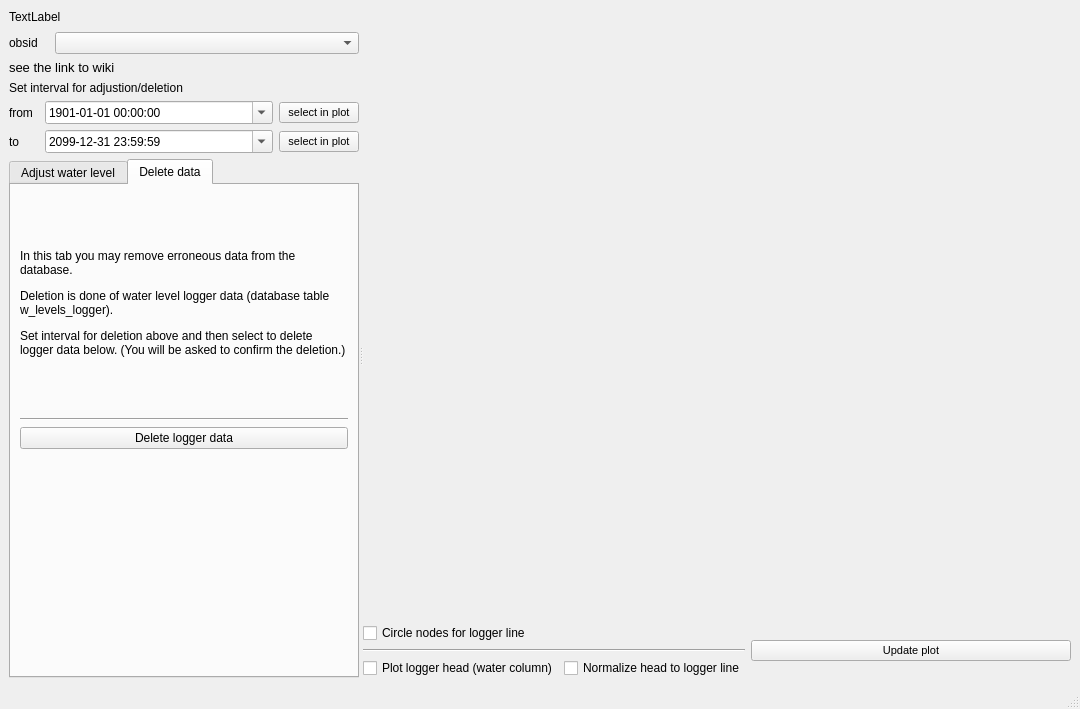
First picture: the form in ui/calibr_logger_dialog_integrated.ui, repository jkall/qgis-midvatten-plugin, before the edit.
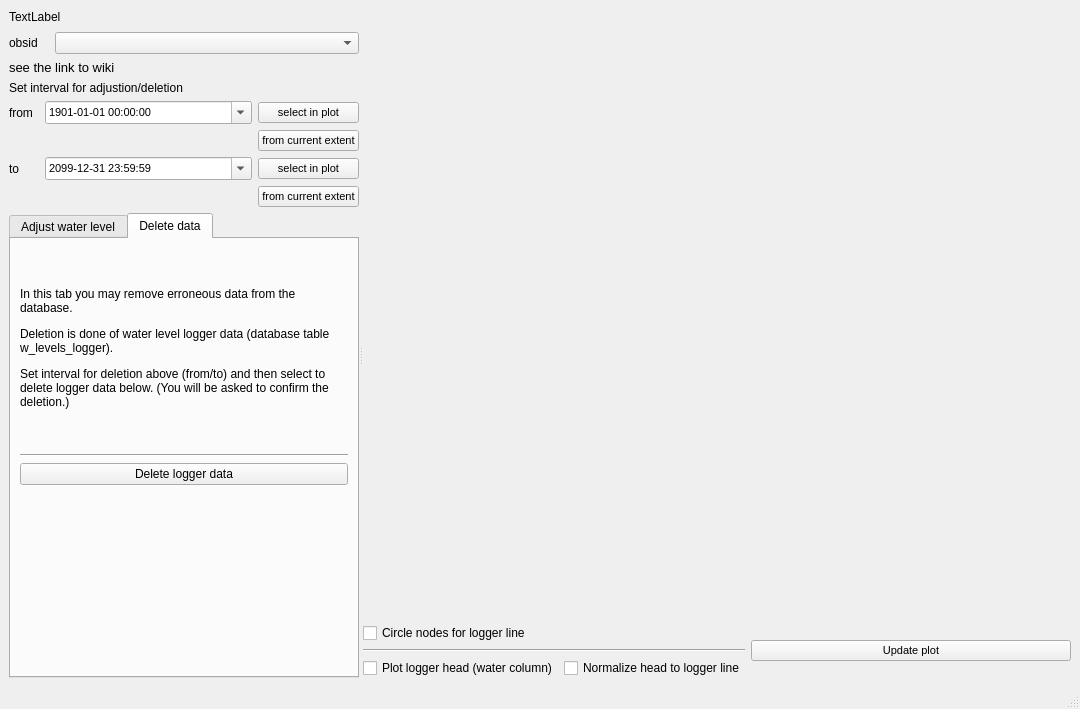
Second picture: the form after the edit. The open tabs and pages were chosen to show the change.

Commit message: "Calculate w level from logger water head": Setting date from selection in plot now sets the exact mouse position instead of trying to get a node. Added buttons for setting the dates from the current plot extent.

Diff of the .ui file:
```diff
--- a/ui/calibr_logger_dialog_integrated.ui
+++ b/ui/calibr_logger_dialog_integrated.ui
@@ -191,7 +191,8 @@
             <property name="font">
              <font>
               <family>Arial</family>
-              <pointsize>9</pointsize>
+              <pointsize>8</pointsize>
+              <italic>false</italic>
              </font>
             </property>
             <property name="wrapping">
@@ -227,14 +228,14 @@
           <item row="0" column="2">
            <widget class="QPushButton" name="pushButtonFrom">
             <property name="sizePolicy">
-             <sizepolicy hsizetype="Preferred" vsizetype="Fixed">
+             <sizepolicy hsizetype="Minimum" vsizetype="Fixed">
               <horstretch>0</horstretch>
               <verstretch>0</verstretch>
              </sizepolicy>
             </property>
             <property name="minimumSize">
              <size>
-              <width>70</width>
+              <width>20</width>
               <height>20</height>
              </size>
             </property>
@@ -249,7 +250,7 @@
             </property>
            </widget>
           </item>
-          <item row="1" column="0">
+          <item row="2" column="0">
            <widget class="QLabel" name="label_4">
             <property name="minimumSize">
              <size>
@@ -262,7 +263,7 @@
             </property>
            </widget>
           </item>
-          <item row="1" column="1">
+          <item row="2" column="1">
            <widget class="QDateTimeEdit" name="ToDateTime">
             <property name="sizePolicy">
              <sizepolicy hsizetype="MinimumExpanding" vsizetype="Fixed">
@@ -279,7 +280,7 @@
             <property name="font">
              <font>
               <family>Arial</family>
-              <pointsize>9</pointsize>
+              <pointsize>8</pointsize>
               <italic>false</italic>
              </font>
             </property>
@@ -313,17 +314,17 @@
             </property>
            </widget>
           </item>
-          <item row="1" column="2">
+          <item row="2" column="2">
            <widget class="QPushButton" name="pushButtonTo">
             <property name="sizePolicy">
-             <sizepolicy hsizetype="Preferred" vsizetype="Fixed">
+             <sizepolicy hsizetype="Minimum" vsizetype="Fixed">
               <horstretch>0</horstretch>
               <verstretch>0</verstretch>
              </sizepolicy>
             </property>
             <property name="minimumSize">
              <size>
-              <width>70</width>
+              <width>20</width>
               <height>20</height>
              </size>
             </property>
@@ -338,6 +339,56 @@
             </property>
            </widget>
           </item>
+          <item row="1" column="2">
+           <widget class="QPushButton" name="pushButton_from_extent">
+            <property name="minimumSize">
+             <size>
+              <width>20</width>
+              <height>0</height>
+             </size>
+            </property>
+            <property name="font">
+             <font>
+              <family>Arial</family>
+              <pointsize>8</pointsize>
+             </font>
+            </property>
+            <property name="toolTip">
+             <string>Set from-date to current view extent</string>
+            </property>
+            <property name="text">
+             <string>from current extent</string>
+            </property>
+           </widget>
+          </item>
+          <item row="3" column="2">
+           <widget class="QPushButton" name="pushButton_to_extent">
+            <property name="sizePolicy">
+             <sizepolicy hsizetype="Minimum" vsizetype="Fixed">
+              <horstretch>0</horstretch>
+              <verstretch>0</verstretch>
+             </sizepolicy>
+            </property>
+            <property name="minimumSize">
+             <size>
+              <width>20</width>
+              <height>0</height>
+             </size>
+            </property>
+            <property name="font">
+             <font>
+              <family>Arial</family>
+              <pointsize>8</pointsize>
+             </font>
+            </property>
+            <property name="toolTip">
+             <string>Set to-date to current view extent</string>
+            </property>
+            <property name="text">
+             <string>from current extent</string>
+            </property>
+           </widget>
+          </item>
          </layout>
         </item>
         <item>
@@ -917,7 +968,7 @@
                  </size>
                 </property>
                 <property name="text">
-                 <string>&lt;html&gt;&lt;head/&gt;&lt;body&gt;&lt;p&gt;In this tab you may remove erroneous data from the database. &lt;/p&gt;&lt;p&gt;Deletion is done of water level logger data (database table w_levels_logger). &lt;/p&gt;&lt;p&gt;Set interval for deletion above and then select to delete logger data below. (You will be asked to confirm the deletion.)&lt;/p&gt;&lt;/body&gt;&lt;/html&gt;</string>
+                 <string>&lt;html&gt;&lt;head/&gt;&lt;body&gt;&lt;p&gt;In this tab you may remove erroneous data from the database. &lt;/p&gt;&lt;p&gt;Deletion is done of water level logger data (database table w_levels_logger). &lt;/p&gt;&lt;p&gt;Set interval for deletion above (from/to) and then select to delete logger data below. (You will be asked to confirm the deletion.)&lt;/p&gt;&lt;/body&gt;&lt;/html&gt;</string>
                 </property>
                 <property name="wordWrap">
                  <bool>true</bool>
```
Left out of the diff: 6 changed lines with no effect on the pictures. The commit also changes 1 other file.
